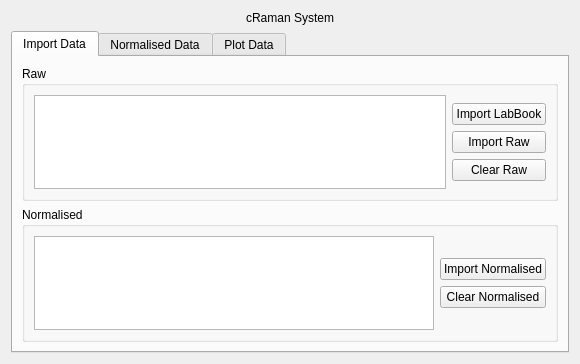
Old version of the form ui_design/main.ui in the repository jperusic/ICTProject.
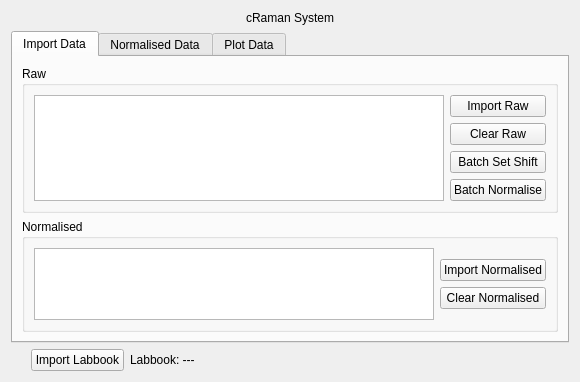
New version of the form. Custom widgets are drawn as their Qt base class.

Commit message: mainly batch process and some style

```diff
--- a/ui_design/main.ui
+++ b/ui_design/main.ui
@@ -19,7 +19,17 @@
 }</string>
   </property>
   <layout class="QGridLayout" name="gridLayout">
-   <item row="1" column="0">
+   <item row="0" column="0">
+    <widget class="QLabel" name="label_header">
+     <property name="text">
+      <string>cRaman System</string>
+     </property>
+     <property name="alignment">
+      <set>Qt::AlignCenter</set>
+     </property>
+    </widget>
+   </item>
+   <item row="2" column="0">
     <layout class="QVBoxLayout" name="verticalLayout">
      <item>
       <widget class="QTabWidget" name="tab_widget_main">
@@ -59,13 +69,6 @@
                     </property>
                    </spacer>
                   </item>
-                  <item>
-                   <widget class="QPushButton" name="btn_labbook">
-                    <property name="text">
-                     <string>Import LabBook</string>
-                    </property>
-                   </widget>
-                  </item>
                   <item>
                    <widget class="QPushButton" name="btn_import">
                     <property name="text">
@@ -80,6 +83,20 @@
                     </property>
                    </widget>
                   </item>
+                  <item>
+                   <widget class="QPushButton" name="btn_batch_shift">
+                    <property name="text">
+                     <string>Batch Set Shift</string>
+                    </property>
+                   </widget>
+                  </item>
+                  <item>
+                   <widget class="QPushButton" name="btn_batch_normalise">
+                    <property name="text">
+                     <string>Batch Normalise</string>
+                    </property>
+                   </widget>
+                  </item>
                   <item>
                    <spacer name="horizontalSpacer_2">
                     <property name="orientation">
@@ -336,15 +353,26 @@
      </item>
     </layout>
    </item>
-   <item row="0" column="0">
-    <widget class="QLabel" name="label_header">
-     <property name="text">
-      <string>cRaman System</string>
+   <item row="3" column="0">
+    <layout class="QHBoxLayout" name="horizontalLayout_6" stretch="0,1">
+     <property name="leftMargin">
+      <number>20</number>
      </property>
-     <property name="alignment">
-      <set>Qt::AlignCenter</set>
-     </property>
-    </widget>
+     <item>
+      <widget class="QPushButton" name="btn_labbook">
+       <property name="text">
+        <string>Import Labbook</string>
+       </property>
+      </widget>
+     </item>
+     <item>
+      <widget class="QLabel" name="label_labbook">
+       <property name="text">
+        <string>Labbook: ---</string>
+       </property>
+      </widget>
+     </item>
+    </layout>
    </item>
   </layout>
  </widget>
```
Left out of the diff: 4 changed lines with no effect on the pictures. The commit also changes 2 other files.
